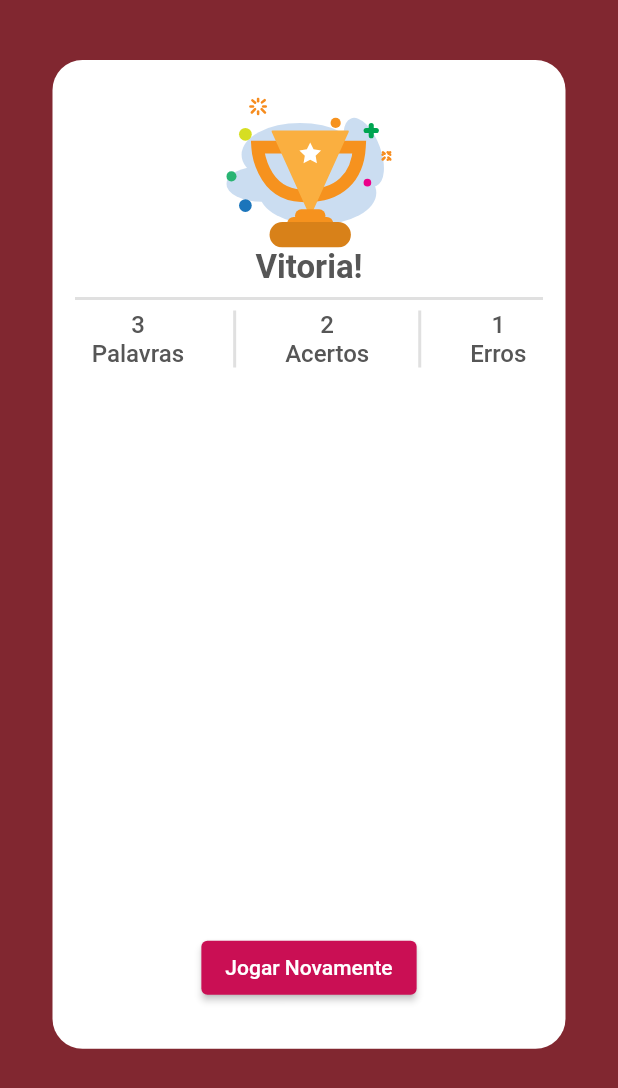
After one commit to Matheus-IT/prog4_avaliacao2, a Flutter app: the ResultPage screen opened directly, on a phone screen of 412 x 824 dp. The commit adds this screen. Shown: the top 1088 px of the screen. Run offline on Flutter 3.47's test engine with Material 2 defaults, Android fonts, the phone set to English and light mode, and no system bars; our stand-ins replace flutter_svg.

Commit message:
Result page

```diff
--- a/lib/consts/colors.dart
+++ b/lib/consts/colors.dart
@@ -8,3 +8,5 @@ const kKeyboardFrameColor = Color(0xFFCA0F54);
 const kActionAreaColor = Color(0xFF93342F);
 const kForegroundColor = Color(0xFFCD3D35);
 const kBackgroundColor = Color(0xFF812730);
+const kDarkText = Color(0xFF565656);
+const kResultButton = Color(0xFFCA0F54);
--- /dev/null
+++ b/lib/pages/result_page/components/result_box.dart
@@ -0,0 +1,22 @@
+import 'package:flutter/material.dart';
+
+import '../../../consts/colors.dart';
+
+class ResultBox extends StatelessWidget {
+  final String title;
+  final String values;
+
+  const ResultBox({Key? key, required this.values, required this.title})
+      : super(key: key);
+
+  @override
+  Widget build(BuildContext context) {
+    return Material(
+        type: MaterialType.transparency,
+        textStyle: const TextStyle(
+            fontSize: 16, color: kDarkText, fontWeight: FontWeight.w500),
+        child: Column(
+          children: [Text(values), Text(title)],
+        ));
+  }
+}
--- /dev/null
+++ b/lib/pages/result_page/result_page.dart
@@ -0,0 +1,88 @@
+import 'package:flutter/material.dart';
+import 'package:flutter_svg/flutter_svg.dart';
+
+import '../../consts/colors.dart';
+import 'components/result_box.dart';
+
+class ResultPage extends StatelessWidget {
+  const ResultPage({Key? key}) : super(key: key);
+  @override
+  Widget build(BuildContext context) {
+    var resultBoxSize = MediaQuery.of(context).size.height;
+    int totalWords = 3;
+    int correctWords = 2;
+    int wrongWords = 1;
+    String numWords = totalWords.toString();
+    String playerGoals = correctWords.toString();
+    String playerFails = wrongWords.toString();
+    return Scaffold(
+      body: Padding(
+        padding: const EdgeInsets.symmetric(vertical: 40, horizontal: 35),
+        child: Column(
+          crossAxisAlignment: CrossAxisAlignment.stretch,
+          children: [
+            Container(
+              decoration: BoxDecoration(
+                  borderRadius: BorderRadius.circular(20), color: kWhite),
+              height: resultBoxSize * .80,
+              child: Column(
+                children: [
+                  const SizedBox(
+                    height: 25,
+                  ),
+                  SizedBox(
+                      height: 100,
+                      width: 225,
+                      child: SvgPicture.asset('assets/image/icon/trophy.svg')),
+                  const Text(
+                    'Vitoria!',
+                    style: TextStyle(
+                        color: kDarkText,
+                        fontSize: 22,
+                        fontWeight: FontWeight.bold),
+                  ),
+                  const Divider(
+                    indent: 15,
+                    endIndent: 15,
+                    thickness: 2,
+                  ),
+                  IntrinsicHeight(
+                    child: Row(
+                      mainAxisAlignment: MainAxisAlignment.spaceEvenly,
+                      mainAxisSize: MainAxisSize.max,
+                      children: [
+                        ResultBox(values: numWords, title: 'Palavras'),
+                        const VerticalDivider(
+                          thickness: 2,
+                          width: 15,
+                        ),
+                        ResultBox(values: playerGoals, title: 'Acertos'),
+                        const VerticalDivider(
+                          thickness: 2,
+                          width: 15,
+                        ),
+                        ResultBox(values: playerFails, title: 'Erros'),
+                      ],
+                    ),
+                  ),
+                  const Spacer(),
+                  ElevatedButton(
+                      style: ButtonStyle(
+                          backgroundColor:
+                              MaterialStateProperty.all<Color>(kResultButton)),
+                      onPressed: () {
+                        Navigator.of(context).pushNamed('/game-page');
+                      },
+                      child: const Text('Jogar Novamente')),
+                  const SizedBox(
+                    height: 30,
+                  )
+                ],
+              ),
+            ),
+          ],
+        ),
+      ),
+    );
+  }
+}
--- a/pubspec.yaml
+++ b/pubspec.yaml
@@ -34,6 +34,7 @@ dependencies:
   # The following adds the Cupertino Icons font to your application.
   # Use with the CupertinoIcons class for iOS style icons.
   cupertino_icons: ^1.0.2
+  flutter_svg: ^1.1.1+1
 
 dev_dependencies:
   flutter_test:
@@ -61,6 +62,7 @@ flutter:
   assets:
     - assets/image/
     - assets/image/player_stages/
+    - assets/image/icon/
   #   - images/a_dot_ham.jpeg
 
   # An image asset can refer to one or more resolution-specific "variants", see
```
Also changed, not shown: assets/image/icon/trophy.svg (added), pubspec.lock.
